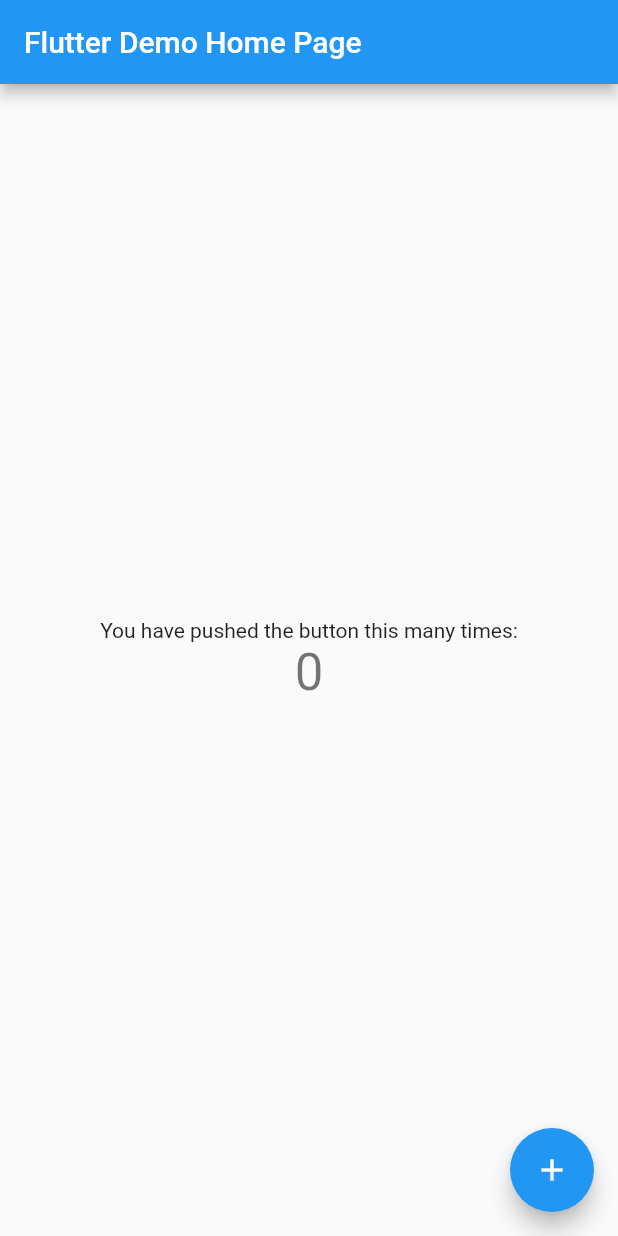
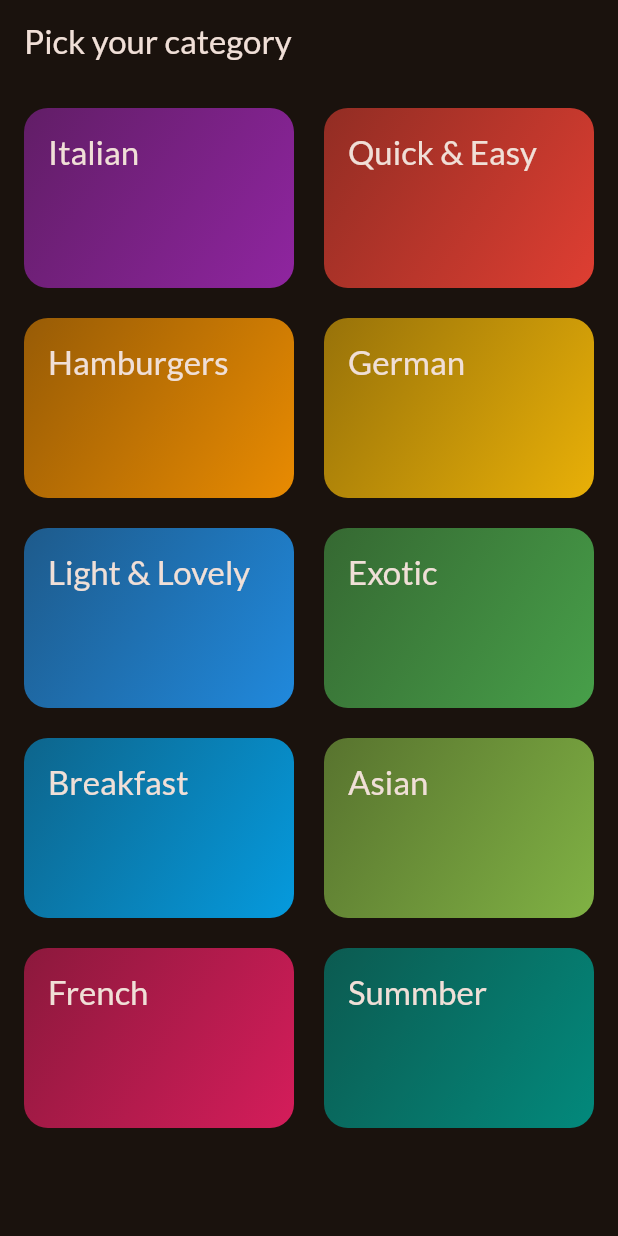
Before and after one commit to michaeltamsil/flutter_meal_app, a Flutter app: the screen it shows after launch, on a phone screen of 412 x 824 dp. Run offline on Flutter 3.47's test engine with Material 2 defaults, Android fonts, the phone set to English and light mode, and no system bars; our stand-ins replace google_fonts.

Commit message:
160 passing data to the Target Screen

```diff
--- /dev/null
+++ b/lib/data/dummy_data.dart
@@ -0,0 +1,408 @@
+import 'package:flutter/material.dart';
+
+import 'package:flutter_meal_app/models/category.dart';
+import 'package:flutter_meal_app/models/meal.dart';
+
+const availableCategories = [
+  Category(
+    id: 'c1',
+    title: 'Italian',
+    color: Colors.purple,
+  ),
+  Category(
+    id: 'c2',
+    title: 'Quick & Easy',
+    color: Colors.red,
+  ),
+  Category(
+    id: 'c3',
+    title: 'Hamburgers',
+    color: Colors.orange,
+  ),
+  Category(
+    id: 'c4',
+    title: 'German',
+    color: Colors.amber,
+  ),
+  Category(
+    id: 'c5',
+    title: 'Light & Lovely',
+    color: Colors.blue,
+  ),
+  Category(
+    id: 'c6',
+    title: 'Exotic',
+    color: Colors.green,
+  ),
+  Category(
+    id: 'c7',
+    title: 'Breakfast',
+    color: Colors.lightBlue,
+  ),
+  Category(
+    id: 'c8',
+    title: 'Asian',
+    color: Colors.lightGreen,
+  ),
+  Category(
+    id: 'c9',
+    title: 'French',
+    color: Colors.pink,
+  ),
+  Category(
+    id: 'c10',
+    title: 'Summber',
+    color: Colors.teal,
+  ),
+];
+
+const dummyMeals = [
+  Meal(
+    id: 'm1',
+    categories: [
+      'c1',
+      'c2',
+    ],
+    title: 'Spaghetti with Tomato Sauce',
+    affordability: Affordability.affordable,
+    complexity: Complexity.simple,
+    imageUrl:
+        'https://upload.wikimedia.org/wikipedia/commons/thumb/2/20/Spaghetti_Bolognese_mit_Parmesan_oder_Grana_Padano.jpg/800px-Spaghetti_Bolognese_mit_Parmesan_oder_Grana_Padano.jpg',
+    duration: 20,
+    ingredients: [
+      '4 Tomatoes',
+      '1 Tablespoon of Olive Oil',
+      '1 Onion',
+      '250g Spaghetti',
+      'Spices',
+      'Cheese (optional)'
+    ],
+    steps: [
+      'Cut the tomatoes and the onion into small pieces.',
+      'Boil some water - add salt to it once it boils.',
+      'Put the spaghetti into the boiling water - they should be done in about 10 to 12 minutes.',
+      'In the meantime, heaten up some olive oil and add the cut onion.',
+      'After 2 minutes, add the tomato pieces, salt, pepper and your other spices.',
+      'The sauce will be done once the spaghetti are.',
+      'Feel free to add some cheese on top of the finished dish.'
+    ],
+    isGlutenFree: false,
+    isVegan: true,
+    isVegetarian: true,
+    isLactoseFree: true,
+  ),
+  Meal(
+    id: 'm2',
+    categories: [
+      'c2',
+    ],
+    title: 'Toast Hawaii',
+    affordability: Affordability.affordable,
+    complexity: Complexity.simple,
+    imageUrl:
+        'https://cdn.pixabay.com/photo/2018/07/11/21/51/toast-3532016_1280.jpg',
+    duration: 10,
+    ingredients: [
+      '1 Slice White Bread',
+      '1 Slice Ham',
+      '1 Slice Pineapple',
+      '1-2 Slices of Cheese',
+      'Butter'
+    ],
+    steps: [
+      'Butter one side of the white bread',
+      'Layer ham, the pineapple and cheese on the white bread',
+      'Bake the toast for round about 10 minutes in the oven at 200°C'
+    ],
+    isGlutenFree: false,
+    isVegan: false,
+    isVegetarian: false,
+    isLactoseFree: false,
+  ),
+  Meal(
+    id: 'm3',
+    categories: [
+      'c2',
+      'c3',
+    ],
+    title: 'Classic Hamburger',
+    affordability: Affordability.pricey,
+    complexity: Complexity.simple,
+    imageUrl:
+        'https://cdn.pixabay.com/photo/2014/10/23/18/05/burger-500054_1280.jpg',
+    duration: 45,
+    ingredients: [
+      '300g Cattle Hack',
+      '1 Tomato',
+      '1 Cucumber',
+      '1 Onion',
+      'Ketchup',
+      '2 Burger Buns'
+    ],
+    steps: [
+      'Form 2 patties',
+      'Fry the patties for c. 4 minutes on each side',
+      'Quickly fry the buns for c. 1 minute on each side',
+      'Bruch buns with ketchup',
+      'Serve burger with tomato, cucumber and onion'
+    ],
+    isGlutenFree: false,
+    isVegan: false,
+    isVegetarian: false,
+    isLactoseFree: true,
+  ),
+  Meal(
+    id: 'm4',
+    categories: [
+      'c4',
+    ],
+    title: 'Wiener Schnitzel',
+    affordability: Affordability.luxurious,
+    complexity: Complexity.challenging,
+    imageUrl:
+        'https://cdn.pixabay.com/photo/2018/03/31/19/29/schnitzel-3279045_1280.jpg',
+    duration: 60,
+    ingredients: [
+      '8 Veal Cutlets',
+      '4 Eggs',
+      '200g Bread Crumbs',
+      '100g Flour',
+      '300ml Butter',
+      '100g Vegetable Oil',
+      'Salt',
+      'Lemon Slices'
+    ],
+    steps: [
+      'Tenderize the veal to about 2–4mm, and salt on both sides.',
+      'On a flat plate, stir the eggs briefly with a fork.',
+      'Lightly coat the cutlets in flour then dip into the egg, and finally, coat in breadcrumbs.',
+      'Heat the butter and oil in a large pan (allow the fat to get very hot) and fry the schnitzels until golden brown on both sides.',
+      'Make sure to toss the pan regularly so that the schnitzels are surrounded by oil and the crumbing becomes ‘fluffy’.',
+      'Remove, and drain on kitchen paper. Fry the parsley in the remaining oil and drain.',
+      'Place the schnitzels on awarmed plate and serve garnishedwith parsley and slices of lemon.'
+    ],
+    isGlutenFree: false,
+    isVegan: false,
+    isVegetarian: false,
+    isLactoseFree: false,
+  ),
+  Meal(
+    id: 'm5',
+    categories: [
+      'c2'
+          'c5',
+      'c10',
+    ],
+    title: 'Salad with Smoked Salmon',
+    affordability: Affordability.luxurious,
+    complexity: Complexity.simple,
+    imageUrl:
+        'https://cdn.pixabay.com/photo/2016/10/25/13/29/smoked-salmon-salad-1768890_1280.jpg',
+    duration: 15,
+    ingredients: [
+      'Arugula',
+      'Lamb\'s Lettuce',
+      'Parsley',
+      'Fennel',
+      '200g Smoked Salmon',
+      'Mustard',
+      'Balsamic Vinegar',
+      'Olive Oil',
+      'Salt and Pepper'
+    ],
+    steps: [
+      'Wash and cut salad and herbs',
+      'Dice the salmon',
+      'Process mustard, vinegar and olive oil into a dessing',
+      'Prepare the salad',
+      'Add salmon cubes and dressing'
+    ],
+    isGlutenFree: true,
+    isVegan: false,
+    isVegetarian: true,
+    isLactoseFree: true,
+  ),
+  Meal(
+    id: 'm6',
+    categories: [
+      'c6',
+      'c10',
+    ],
+    title: 'Delicious Orange Mousse',
+    affordability: Affordability.affordable,
+    complexity: Complexity.hard,
+    imageUrl:
+        'https://cdn.pixabay.com/photo/2017/05/01/05/18/pastry-2274750_1280.jpg',
+    duration: 240,
+    ingredients: [
+      '4 Sheets of Gelatine',
+      '150ml Orange Juice',
+      '80g Sugar',
+      '300g Yoghurt',
+      '200g Cream',
+      'Orange Peel',
+    ],
+    steps: [
+      'Dissolve gelatine in pot',
+      'Add orange juice and sugar',
+      'Take pot off the stove',
+      'Add 2 tablespoons of yoghurt',
+      'Stir gelatin under remaining yoghurt',
+      'Cool everything down in the refrigerator',
+      'Whip the cream and lift it under die orange mass',
+      'Cool down again for at least 4 hours',
+      'Serve with orange peel',
+    ],
+    isGlutenFree: true,
+    isVegan: false,
+    isVegetarian: true,
+    isLactoseFree: false,
+  ),
+  Meal(
+    id: 'm7',
+    categories: [
+      'c7',
+    ],
+    title: 'Pancakes',
+    affordability: Affordability.affordable,
+    complexity: Complexity.simple,
+    imageUrl:
+        'https://cdn.pixabay.com/photo/2018/07/10/21/23/pancake-3529653_1280.jpg',
+    duration: 20,
+    ingredients: [
+      '1 1/2 Cups all-purpose Flour',
+      '3 1/2 Teaspoons Baking Powder',
+      '1 Teaspoon Salt',
+      '1 Tablespoon White Sugar',
+      '1 1/4 cups Milk',
+      '1 Egg',
+      '3 Tablespoons Butter, melted',
+    ],
+    steps: [
+      'In a large bowl, sift together the flour, baking powder, salt and sugar.',
+      'Make a well in the center and pour in the milk, egg and melted butter; mix until smooth.',
+      'Heat a lightly oiled griddle or frying pan over medium high heat.',
+      'Pour or scoop the batter onto the griddle, using approximately 1/4 cup for each pancake. Brown on both sides and serve hot.'
+    ],
+    isGlutenFree: true,
+    isVegan: false,
+    isVegetarian: true,
+    isLactoseFree: false,
+  ),
+  Meal(
+    id: 'm8',
+    categories: [
+      'c8',
+    ],
+    title: 'Creamy Indian Chicken Curry',
+    affordability: Affordability.pricey,
+    complexity: Complexity.challenging,
+    imageUrl:
+        'https://cdn.pixabay.com/photo/2018/06/18/16/05/indian-food-3482749_1280.jpg',
+    duration: 35,
+    ingredients: [
+      '4 Chicken Breasts',
+      '1 Onion',
+      '2 Cloves of Garlic',
+      '1 Piece of Ginger',
+      '4 Tablespoons Almonds',
+      '1 Teaspoon Cayenne Pepper',
+      '500ml Coconut Milk',
+    ],
+    steps: [
+      'Slice and fry the chicken breast',
+      'Process onion, garlic and ginger into paste and sauté everything',
+      'Add spices and stir fry',
+      'Add chicken breast + 250ml of water and cook everything for 10 minutes',
+      'Add coconut milk',
+      'Serve with rice'
+    ],
+    isGlutenFree: true,
+    isVegan: false,
+    isVegetarian: false,
+    isLactoseFree: true,
+  ),
+  Meal(
+    id: 'm9',
+    categories: [
+      'c9',
+    ],
+    title: 'Chocolate Souffle',
+    affordability: Affordability.affordable,
+    complexity: Complexity.hard,
+    imageUrl:
+        'https://cdn.pixabay.com/photo/2014/08/07/21/07/souffle-412785_1280.jpg',
+    duration: 45,
+    ingredients: [
+      '1 Teaspoon melted Butter',
+      '2 Tablespoons white Sugar',
+      '2 Ounces 70% dark Chocolate, broken into pieces',
+      '1 Tablespoon Butter',
+      '1 Tablespoon all-purpose Flour',
+      '4 1/3 tablespoons cold Milk',
+      '1 Pinch Salt',
+      '1 Pinch Cayenne Pepper',
+      '1 Large Egg Yolk',
+      '2 Large Egg Whites',
+      '1 Pinch Cream of Tartar',
+      '1 Tablespoon white Sugar',
+    ],
+    steps: [
+      'Preheat oven to 190°C. Line a rimmed baking sheet with parchment paper.',
+      'Brush bottom and sides of 2 ramekins lightly with 1 teaspoon melted butter; cover bottom and sides right up to the rim.',
+      'Add 1 tablespoon white sugar to ramekins. Rotate ramekins until sugar coats all surfaces.',
+      'Place chocolate pieces in a metal mixing bowl.',
+      'Place bowl over a pan of about 3 cups hot water over low heat.',
+      'Melt 1 tablespoon butter in a skillet over medium heat. Sprinkle in flour. Whisk until flour is incorporated into butter and mixture thickens.',
+      'Whisk in cold milk until mixture becomes smooth and thickens. Transfer mixture to bowl with melted chocolate.',
+      'Add salt and cayenne pepper. Mix together thoroughly. Add egg yolk and mix to combine.',
+      'Leave bowl above the hot (not simmering) water to keep chocolate warm while you whip the egg whites.',
+      'Place 2 egg whites in a mixing bowl; add cream of tartar. Whisk until mixture begins to thicken and a drizzle from the whisk stays on the surface about 1 second before disappearing into the mix.',
+      'Add 1/3 of sugar and whisk in. Whisk in a bit more sugar about 15 seconds.',
+      'whisk in the rest of the sugar. Continue whisking until mixture is about as thick as shaving cream and holds soft peaks, 3 to 5 minutes.',
+      'Transfer a little less than half of egg whites to chocolate.',
+      'Mix until egg whites are thoroughly incorporated into the chocolate.',
+      'Add the rest of the egg whites; gently fold into the chocolate with a spatula, lifting from the bottom and folding over.',
+      'Stop mixing after the egg white disappears. Divide mixture between 2 prepared ramekins. Place ramekins on prepared baking sheet.',
+      'Bake in preheated oven until scuffles are puffed and have risen above the top of the rims, 12 to 15 minutes.',
+    ],
+    isGlutenFree: true,
+    isVegan: false,
+    isVegetarian: true,
+    isLactoseFree: false,
+  ),
+  Meal(
+    id: 'm10',
+    categories: [
+      'c2',
+      'c5',
+      'c10',
+    ],
+    title: 'Asparagus Salad with Cherry Tomatoes',
+    affordability: Affordability.luxurious,
+    complexity: Complexity.simple,
+    imageUrl:
+        'https://cdn.pixabay.com/photo/2018/04/09/18/26/asparagus-3304997_1280.jpg',
+    duration: 30,
+    ingredients: [
+      'White and Green Asparagus',
+      '30g Pine Nuts',
+      '300g Cherry Tomatoes',
+      'Salad',
+      'Salt, Pepper and Olive Oil'
+    ],
+    steps: [
+      'Wash, peel and cut the asparagus',
+      'Cook in salted water',
+      'Salt and pepper the asparagus',
+      'Roast the pine nuts',
+      'Halve the tomatoes',
+      'Mix with asparagus, salad and dressing',
+      'Serve with Baguette'
+    ],
+    isGlutenFree: true,
+    isVegan: true,
+    isVegetarian: true,
+    isLactoseFree: true,
+  ),
+];
--- a/lib/main.dart
+++ b/lib/main.dart
@@ -1,115 +1,29 @@
 import 'package:flutter/material.dart';
+import 'package:flutter_meal_app/screens/categories.dart';
+import 'package:google_fonts/google_fonts.dart';
+
+final theme = ThemeData(
+    colorScheme: ColorScheme.fromSeed(
+        brightness: Brightness.dark,
+        seedColor: const Color.fromARGB(255, 131, 57, 0)),
+    textTheme: GoogleFonts.latoTextTheme(),
+    useMaterial3: true);
 
 void main() {
-  runApp(const MyApp());
+  runApp(const App());
 }
 
-class MyApp extends StatelessWidget {
-  const MyApp({super.key});
+class App extends StatelessWidget {
+  const App({super.key});
 
-  // This widget is the root of your application.
   @override
   Widget build(BuildContext context) {
     return MaterialApp(
-      title: 'Flutter Demo',
-      theme: ThemeData(
-        // This is the theme of your application.
-        //
-        // Try running your application with "flutter run". You'll see the
-        // application has a blue toolbar. Then, without quitting the app, try
-        // changing the primarySwatch below to Colors.green and then invoke
-        // "hot reload" (press "r" in the console where you ran "flutter run",
-        // or simply save your changes to "hot reload" in a Flutter IDE).
-        // Notice that the counter didn't reset back to zero; the application
-        // is not restarted.
-        primarySwatch: Colors.blue,
-      ),
-      home: const MyHomePage(title: 'Flutter Demo Home Page'),
+      theme: theme, home: const CategoriesScreen(),
+      // home: const MealsScreen(
+      //   meals: dummyMeals,
+      //   title: 'Some Category...',
+      // ),
     );
   }
 }
-
-class MyHomePage extends StatefulWidget {
-  const MyHomePage({super.key, required this.title});
-
-  // This widget is the home page of your application. It is stateful, meaning
-  // that it has a State object (defined below) that contains fields that affect
-  // how it looks.
-
-  // This class is the configuration for the state. It holds the values (in this
-  // case the title) provided by the parent (in this case the App widget) and
-  // used by the build method of the State. Fields in a Widget subclass are
-  // always marked "final".
-
-  final String title;
-
-  @override
-  State<MyHomePage> createState() => _MyHomePageState();
-}
-
-class _MyHomePageState extends State<MyHomePage> {
-  int _counter = 0;
-
-  void _incrementCounter() {
-    setState(() {
-      // This call to setState tells the Flutter framework that something has
-      // changed in this State, which causes it to rerun the build method below
-      // so that the display can reflect the updated values. If we changed
-      // _counter without calling setState(), then the build method would not be
-      // called again, and so nothing would appear to happen.
-      _counter++;
-    });
-  }
-
-  @override
-  Widget build(BuildContext context) {
-    // This method is rerun every time setState is called, for instance as done
-    // by the _incrementCounter method above.
-    //
-    // The Flutter framework has been optimized to make rerunning build methods
-    // fast, so that you can just rebuild anything that needs updating rather
-    // than having to individually change instances of widgets.
-    return Scaffold(
-      appBar: AppBar(
-        // Here we take the value from the MyHomePage object that was created by
-        // the App.build method, and use it to set our appbar title.
-        title: Text(widget.title),
-      ),
-      body: Center(
-        // Center is a layout widget. It takes a single child and positions it
-        // in the middle of the parent.
-        child: Column(
-          // Column is also a layout widget. It takes a list of children and
-          // arranges them vertically. By default, it sizes itself to fit its
-          // children horizontally, and tries to be as tall as its parent.
-          //
-          // Invoke "debug painting" (press "p" in the console, choose the
-          // "Toggle Debug Paint" action from the Flutter Inspector in Android
-          // Studio, or the "Toggle Debug Paint" command in Visual Studio Code)
-          // to see the wireframe for each widget.
-          //
-          // Column has various properties to control how it sizes itself and
-          // how it positions its children. Here we use mainAxisAlignment to
-          // center the children vertically; the main axis here is the vertical
-          // axis because Columns are vertical (the cross axis would be
-          // horizontal).
-          mainAxisAlignment: MainAxisAlignment.center,
-          children: <Widget>[
-            const Text(
-              'You have pushed the button this many times:',
-            ),
-            Text(
-              '$_counter',
-              style: Theme.of(context).textTheme.headlineMedium,
-            ),
-          ],
-        ),
-      ),
-      floatingActionButton: FloatingActionButton(
-        onPressed: _incrementCounter,
-        tooltip: 'Increment',
-        child: const Icon(Icons.add),
-      ), // This trailing comma makes auto-formatting nicer for build methods.
-    );
-  }
-}
--- /dev/null
+++ b/lib/models/category.dart
@@ -0,0 +1,13 @@
+import 'package:flutter/material.dart';
+
+class Category {
+  const Category({
+    required this.id,
+    required this.title,
+    this.color = Colors.orange,
+  });
+
+  final String id;
+  final String title;
+  final Color color;
+}
--- /dev/null
+++ b/lib/models/meal.dart
@@ -0,0 +1,43 @@
+enum Complexity {
+  simple,
+  challenging,
+  hard,
+}
+
+enum Affordability {
+  affordable,
+  pricey,
+  luxurious,
+}
+
+class Meal {
+  const Meal({
+    required this.id,
+    required this.categories,
+    required this.title,
+    required this.imageUrl,
+    required this.ingredients,
+    required this.steps,
+    required this.duration,
+    required this.complexity,
+    required this.affordability,
+    required this.isGlutenFree,
+    required this.isLactoseFree,
+    required this.isVegan,
+    required this.isVegetarian,
+  });
+
+  final String id;
+  final List<String> categories;
+  final String title;
+  final String imageUrl;
+  final List<String> ingredients;
+  final List<String> steps;
+  final int duration;
+  final Complexity complexity;
+  final Affordability affordability;
+  final bool isGlutenFree;
+  final bool isLactoseFree;
+  final bool isVegan;
+  final bool isVegetarian;
+}
--- /dev/null
+++ b/lib/screens/categories.dart
@@ -0,0 +1,52 @@
+import 'package:flutter/material.dart';
+
+import 'package:flutter_meal_app/data/dummy_data.dart';
+import 'package:flutter_meal_app/models/category.dart';
+import 'package:flutter_meal_app/screens/meals.dart';
+import 'package:flutter_meal_app/widgets/category_grid_item.dart';
+
+class CategoriesScreen extends StatelessWidget {
+  const CategoriesScreen({super.key});
+
+  void _selectCategory(BuildContext context, Category category) {
+    final filteredMeals = dummyMeals
+        .where((meal) => meal.categories.contains(category.id))
+        .toList();
+
+    Navigator.of(context).push(
+      MaterialPageRoute(
+        builder: (ctx) => MealsScreen(
+          title: category.title,
+          meals: filteredMeals,
+        ),
+      ),
+    );
+  }
+
+  @override
+  Widget build(BuildContext context) {
+    return Scaffold(
+      appBar: AppBar(
+        title: const Text('Pick your category'),
+      ),
+      body: GridView(
+        gridDelegate: const SliverGridDelegateWithFixedCrossAxisCount(
+          childAspectRatio: 3 / 2,
+          crossAxisCount: 2,
+          crossAxisSpacing: 20,
+          mainAxisSpacing: 20,
+        ),
+        padding: const EdgeInsets.all(16),
+        children: [
+          // availableCategories.map((category) => CategoryGridItem(cateogry: category)).toList()
+          for (final category in availableCategories)
+            CategoryGridItem(
+                category: category,
+                onSelectCategory: () {
+                  _selectCategory(context, category);
+                }),
+        ],
+      ),
+    );
+  }
+}
--- /dev/null
+++ b/lib/screens/meals.dart
@@ -0,0 +1,51 @@
+import 'package:flutter/material.dart';
+import 'package:flutter_meal_app/models/meal.dart';
+
+class MealsScreen extends StatelessWidget {
+  const MealsScreen({
+    super.key,
+    required this.title,
+    required this.meals,
+  });
+
+  final String title;
+  final List<Meal> meals;
+
+  @override
+  Widget build(BuildContext context) {
+    Widget content = Center(
+      child: Column(
+        mainAxisSize: MainAxisSize.min,
+        // mainAxisAlignment: MainAxisAlignment.spaceEvenly,
+        children: [
+          Text(
+            'Uh oh ... nothing here!',
+            style: Theme.of(context).textTheme.headlineLarge!.copyWith(
+                  color: Theme.of(context).colorScheme.onBackground,
+                ),
+          ),
+          // const SizedBox(height: 16),
+          Text(
+            'Try selecting a different cateogyr!',
+            style: Theme.of(context).textTheme.bodyLarge!.copyWith(
+                  color: Theme.of(context).colorScheme.onBackground,
+                ),
+          ),
+        ],
+      ),
+    );
+    if (meals.isNotEmpty) {
+      content = ListView.builder(
+          itemBuilder: (ctx, index) => Text(meals[index].title),
+          itemCount: meals.length);
+    }
+
+    return Scaffold(
+      appBar: AppBar(
+        title: Text(title),
+      ),
+      // body: meals.map((meal) {}).toList());
+      body: content,
+    );
+  }
+}
--- /dev/null
+++ b/lib/widgets/category_grid_item.dart
@@ -0,0 +1,43 @@
+import 'package:flutter/material.dart';
+
+import 'package:flutter_meal_app/models/category.dart';
+
+class CategoryGridItem extends StatelessWidget {
+  const CategoryGridItem({
+    super.key,
+    required this.category,
+    required this.onSelectCategory,
+  });
+
+  final Category category;
+  final void Function() onSelectCategory;
+
+  @override
+  Widget build(BuildContext context) {
+    return InkWell(
+      borderRadius: BorderRadius.circular(16),
+      onTap: onSelectCategory,
+      splashColor: Theme.of(context).primaryColor,
+      child: Container(
+        decoration: BoxDecoration(
+          borderRadius: BorderRadius.circular(16),
+          gradient: LinearGradient(
+            begin: Alignment.topLeft,
+            colors: [
+              category.color.withOpacity(0.55),
+              category.color.withOpacity(0.9),
+            ],
+            end: Alignment.bottomRight,
+          ),
+        ),
+        padding: const EdgeInsets.all(16),
+        child: Text(
+          category.title,
+          style: Theme.of(context).textTheme.titleLarge!.copyWith(
+                color: Theme.of(context).colorScheme.onBackground,
+              ),
+        ),
+      ),
+    );
+  }
+}
--- a/pubspec.yaml
+++ b/pubspec.yaml
@@ -35,6 +35,7 @@ dependencies:
   # The following adds the Cupertino Icons font to your application.
   # Use with the CupertinoIcons class for iOS style icons.
   cupertino_icons: ^1.0.2
+  google_fonts: ^4.0.4
 
 dev_dependencies:
   flutter_test:
```
Also changed, not shown: pubspec.lock, 2 other files.
